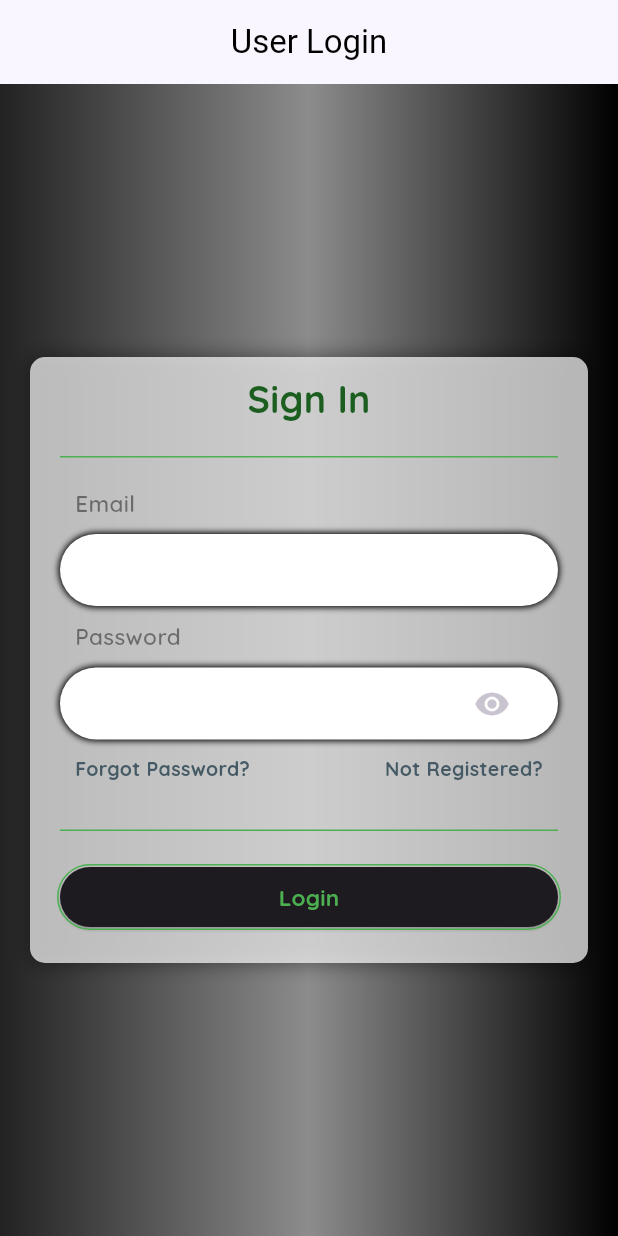
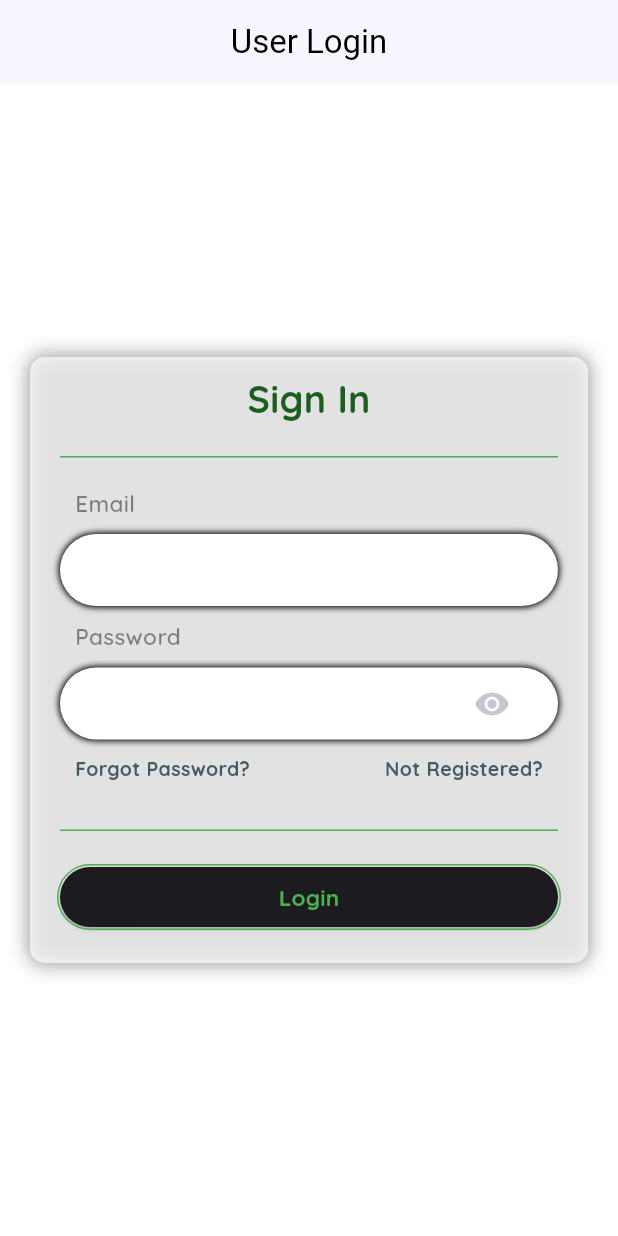
Before and after one commit to Marach8/FlutterProject_todo_list_app, a Flutter app: the screen it shows after launch, on a phone screen of 412 x 824 dp. Run offline on Flutter 3.47's test engine with Material 3 defaults, Android fonts, the phone set to English and light mode, and no system bars; our stand-ins replace cloud_firestore, firebase_auth, firebase_core, gap, google_fonts; accounts and stored records are empty.

Commit message:
Changed the background color of the login view

```diff
--- a/todo_list_app/lib/views/login_register_view.dart
+++ b/todo_list_app/lib/views/login_register_view.dart
@@ -44,9 +44,10 @@ class _Login extends State<LoginPage> {
           backgroundColor: forgotPassword ? Colors.white24: Colors.white,
           body: Container(
             decoration: const BoxDecoration(
-              gradient: LinearGradient(
-                colors: [Colors.black87, Colors.black45, Colors.black]
-              ),
+              // gradient: LinearGradient(
+              //   colors: [Colors.black87, Colors.black45, Colors.black]
+              // ),
+              color: Colors.white12
             ),
             child: Center(
               child: SingleChildScrollView(
```
